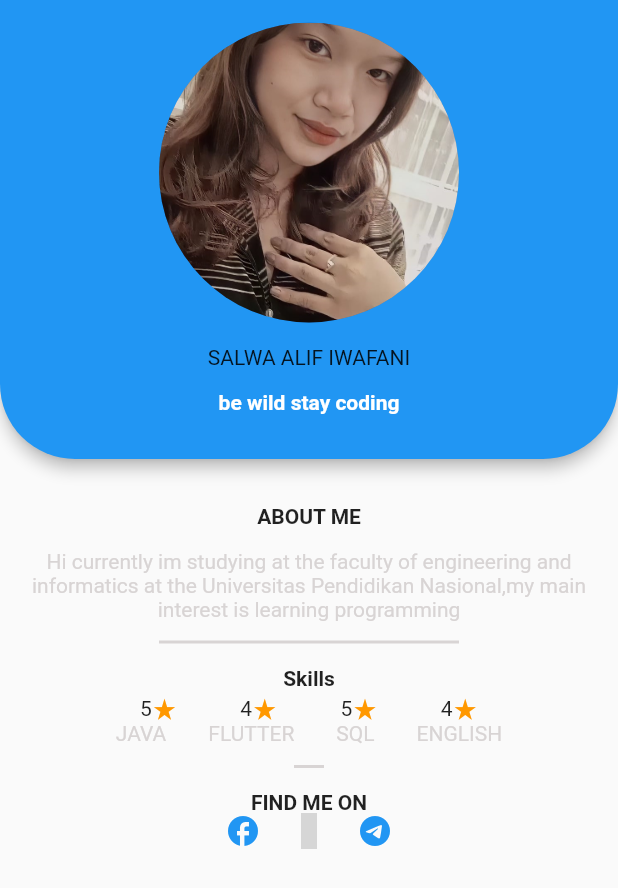
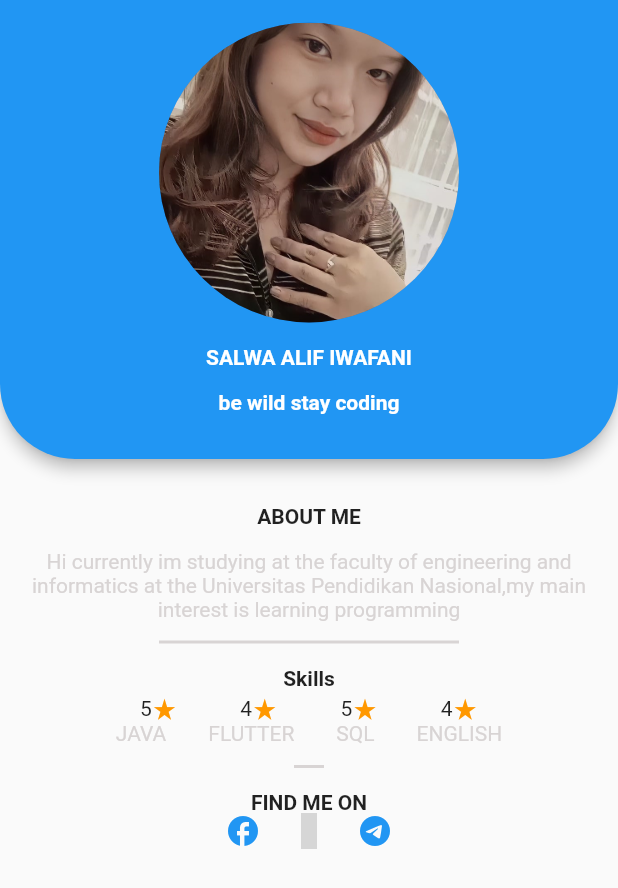
Before and after one commit to salwa016/uts_flutter, a Flutter app: the screen it shows after launch, on a phone screen of 412 x 824 dp. Shown: the top 888 px of the screen. Run offline on Flutter 3.47's test engine with Material 2 defaults, Android fonts, the phone set to English and light mode, and no system bars; missing offline and left inert: dart:html; statements that could not run were skipped; grey boxes are pictures that could not be loaded.

Commit message:
commit kedua

```diff
--- a/lib/main.dart
+++ b/lib/main.dart
@@ -44,6 +44,8 @@ class _baruState extends State<baru> {
                     height: 30,
                     child: Text(
                       "SALWA ALIF IWAFANI",
+                      style: TextStyle(
+                          color: Colors.white, fontWeight: FontWeight.bold),
                     )),
                 Container(
                     child: Text(
```
